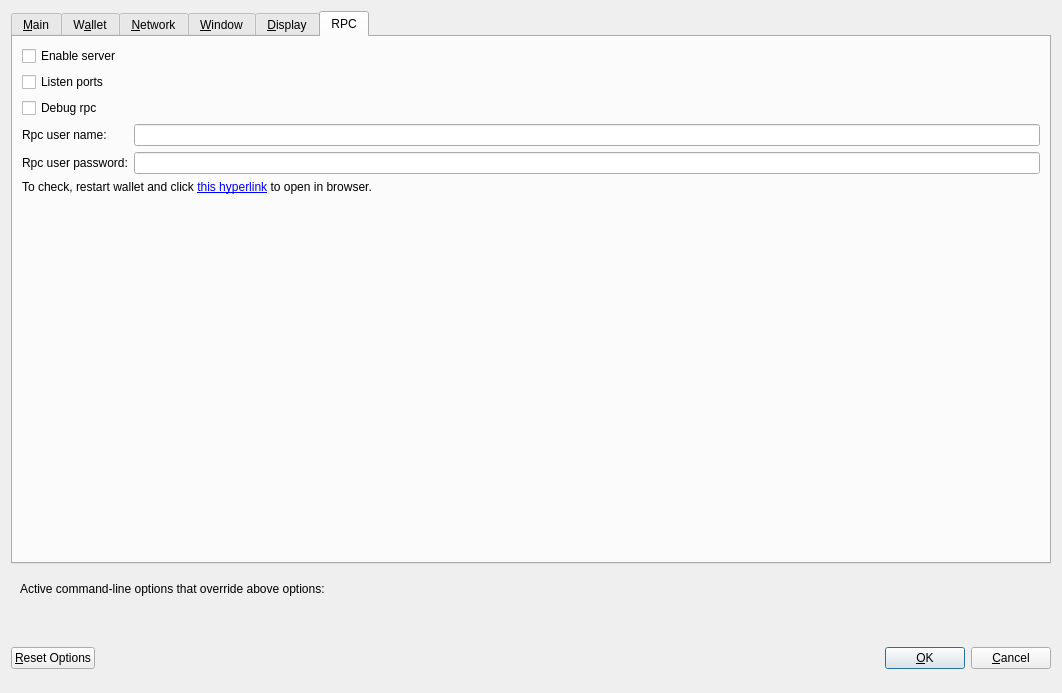
sshyran/emercoin, file src/qt/forms/optionsdialog.ui: the form before one commit.
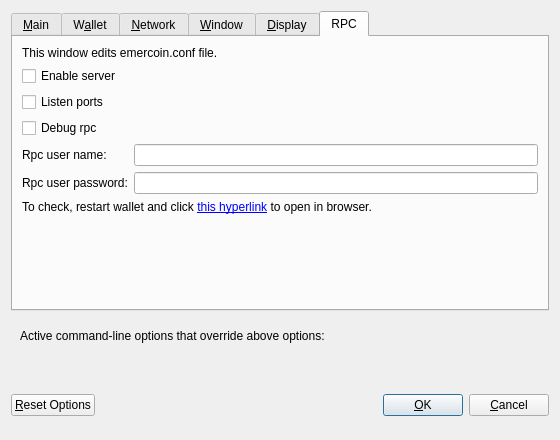
The form after the commit. Custom widgets are drawn as their Qt base class.

Commit message: Options dialog -> RPC tab -> 'reset settings' works ok, tooltips and labels.

The edit to the form file:
```diff
--- a/src/qt/forms/optionsdialog.ui
+++ b/src/qt/forms/optionsdialog.ui
@@ -6,8 +6,8 @@
    <rect>
     <x>0</x>
     <y>0</y>
-    <width>1062</width>
-    <height>693</height>
+    <width>560</width>
+    <height>440</height>
    </rect>
   </property>
   <property name="windowTitle">
@@ -646,35 +646,35 @@
        <string>RPC</string>
       </attribute>
       <layout class="QFormLayout" name="formLayout">
-       <item row="0" column="0">
+       <item row="1" column="0">
         <widget class="QCheckBox" name="checkBox">
          <property name="text">
           <string>Enable server</string>
          </property>
         </widget>
        </item>
-       <item row="1" column="0">
+       <item row="2" column="0">
         <widget class="QCheckBox" name="checkListenPort">
          <property name="text">
           <string>Listen ports</string>
          </property>
         </widget>
        </item>
-       <item row="2" column="0">
+       <item row="3" column="0">
         <widget class="QCheckBox" name="checkDebugRpc">
          <property name="text">
           <string>Debug rpc</string>
          </property>
         </widget>
        </item>
-       <item row="3" column="0">
+       <item row="4" column="0">
         <widget class="QLabel" name="userNameLabel">
          <property name="text">
           <string>Rpc user name:</string>
          </property>
         </widget>
        </item>
-       <item row="3" column="1">
+       <item row="4" column="1">
         <widget class="QLineEdit" name="rcpUserNameLineEdit">
          <property name="dragEnabled">
           <bool>true</bool>
@@ -684,14 +684,14 @@
          </property>
         </widget>
        </item>
-       <item row="4" column="0">
+       <item row="5" column="0">
         <widget class="QLabel" name="rpcUserPasswordLabel">
          <property name="text">
           <string>Rpc user password:</string>
          </property>
         </widget>
        </item>
-       <item row="4" column="1">
+       <item row="5" column="1">
         <widget class="QLineEdit" name="rpcUserPasswordLineEdit">
          <property name="toolTip">
           <string>You should choose a strong random password. This is the RPC password and &lt;b&gt;not&lt;/b&gt; your wallet encryption password.</string>
@@ -704,7 +704,7 @@
          </property>
         </widget>
        </item>
-       <item row="5" column="0" colspan="2">
+       <item row="6" column="0" colspan="2">
         <widget class="QLabel" name="labelCheckRpc">
          <property name="text">
           <string>To check, restart wallet and click &lt;a href=&quot;http://127.0.0.1:6662&quot;&gt;this hyperlink&lt;/a&gt; to open in browser.</string>
@@ -714,7 +714,7 @@
          </property>
         </widget>
        </item>
-       <item row="6" column="1">
+       <item row="7" column="1">
         <spacer name="verticalSpacer">
          <property name="orientation">
           <enum>Qt::Vertical</enum>
@@ -727,6 +727,13 @@
          </property>
         </spacer>
        </item>
+       <item row="0" column="0" colspan="2">
+        <widget class="QLabel" name="labelAboutRpc">
+         <property name="text">
+          <string>This window edits emercoin.conf file.</string>
+         </property>
+        </widget>
+       </item>
       </layout>
      </widget>
     </widget>
```
Left out of the diff: 9 changed lines with no effect on the pictures. The commit also changes 2 other files.
